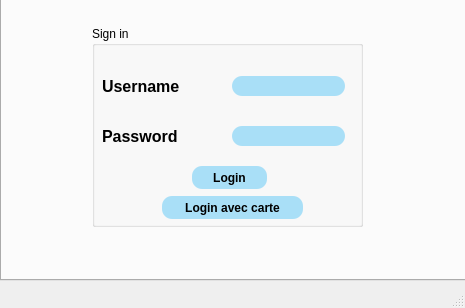
First picture: the form in mainwindow.ui, repository azizgarba/Smart_Dry_Cleaner_2A2, before the edit.
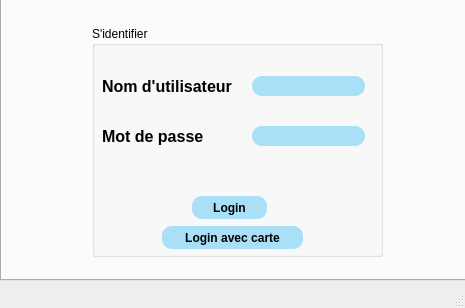
Second picture: the form after the edit. Icons and pictures are not drawn.

The edit to the form file:
```diff
--- a/mainwindow.ui
+++ b/mainwindow.ui
@@ -47,8 +47,8 @@
        <rect>
         <x>90</x>
         <y>30</y>
-        <width>271</width>
-        <height>201</height>
+        <width>291</width>
+        <height>231</height>
        </rect>
       </property>
       <property name="styleSheet">
@@ -56,12 +56,12 @@
 background-image:url(C:\Users\ASUS\Downloads\background.png);}</string>
       </property>
       <property name="title">
-       <string>Sign in</string>
+       <string>S'identifier</string>
       </property>
       <widget class="QLineEdit" name="lineEdit">
        <property name="geometry">
         <rect>
-         <x>140</x>
+         <x>160</x>
          <y>50</y>
          <width>113</width>
          <height>20</height>
@@ -76,7 +76,7 @@
       <widget class="QLineEdit" name="lineEdit_2">
        <property name="geometry">
         <rect>
-         <x>140</x>
+         <x>160</x>
          <y>100</y>
          <width>113</width>
          <height>20</height>
@@ -96,7 +96,7 @@
         <rect>
          <x>10</x>
          <y>50</y>
-         <width>101</width>
+         <width>141</width>
          <height>20</height>
         </rect>
        </property>
@@ -108,7 +108,7 @@
         </font>
        </property>
        <property name="text">
-        <string>Username</string>
+        <string>Nom d'utilisateur</string>
        </property>
       </widget>
       <widget class="QLabel" name="label_2">
@@ -128,14 +128,14 @@
         </font>
        </property>
        <property name="text">
-        <string>Password</string>
+        <string>Mot de passe</string>
        </property>
       </widget>
       <widget class="QPushButton" name="pushButton">
        <property name="geometry">
         <rect>
          <x>100</x>
-         <y>140</y>
+         <y>170</y>
          <width>75</width>
          <height>23</height>
         </rect>
@@ -159,7 +159,7 @@
        <property name="geometry">
         <rect>
          <x>10</x>
-         <y>130</y>
+         <y>140</y>
          <width>251</width>
          <height>20</height>
         </rect>
@@ -179,7 +179,7 @@
        <property name="geometry">
         <rect>
          <x>70</x>
-         <y>170</y>
+         <y>200</y>
          <width>141</width>
          <height>23</height>
         </rect>
```
Left out of the diff: 2 changed lines with no effect on the pictures.
